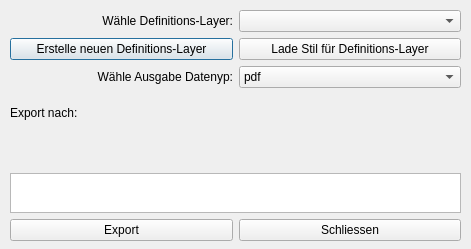
Brathan/KADAS-Plugins-FGG6, file kadas_FhrRasterATLAS/atlas_dialog_base.ui: the form before one commit.
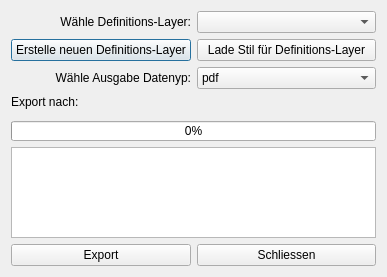
The form after the commit. Custom widgets are drawn as their Qt base class.

Commit message: added progress bar when exporting

The edit to the form file:
```diff
--- a/kadas_FhrRasterATLAS/atlas_dialog_base.ui
+++ b/kadas_FhrRasterATLAS/atlas_dialog_base.ui
@@ -6,8 +6,8 @@
    <rect>
     <x>0</x>
     <y>0</y>
-    <width>471</width>
-    <height>249</height>
+    <width>387</width>
+    <height>277</height>
    </rect>
   </property>
   <property name="windowTitle">
@@ -25,40 +25,118 @@
   <property name="modal">
    <bool>false</bool>
   </property>
-  <widget class="QWidget" name="gridLayoutWidget">
-   <property name="geometry">
-    <rect>
-     <x>10</x>
-     <y>10</y>
-     <width>451</width>
-     <height>231</height>
-    </rect>
-   </property>
-   <layout class="QGridLayout" name="gridLayout" rowstretch="0,0,0,0,0,0,0">
-    <property name="sizeConstraint">
-     <enum>QLayout::SetDefaultConstraint</enum>
-    </property>
-    <item row="0" column="0">
-     <widget class="QLabel" name="label_Layer">
-      <property name="layoutDirection">
-       <enum>Qt::LeftToRight</enum>
-      </property>
-      <property name="text">
-       <string>Wähle Definitions-Layer:</string>
-      </property>
-      <property name="alignment">
-       <set>Qt::AlignRight|Qt::AlignTrailing|Qt::AlignVCenter</set>
-      </property>
-     </widget>
-    </item>
-    <item row="1" column="0">
+  <layout class="QGridLayout" name="gridLayout">
+   <item row="2" column="0">
      <widget class="QPushButton" name="button_NewLayer">
       <property name="text">
        <string>Erstelle neuen Definitions-Layer</string>
       </property>
      </widget>
     </item>
-    <item row="6" column="0">
+   <item row="1" column="0">
+    <widget class="QLabel" name="label_Layer">
+     <property name="sizePolicy">
+      <sizepolicy hsizetype="Preferred" vsizetype="Fixed">
+       <horstretch>0</horstretch>
+       <verstretch>0</verstretch>
+      </sizepolicy>
+     </property>
+     <property name="layoutDirection">
+      <enum>Qt::LeftToRight</enum>
+     </property>
+     <property name="text">
+      <string>Wähle Definitions-Layer:</string>
+     </property>
+     <property name="alignment">
+      <set>Qt::AlignRight|Qt::AlignTrailing|Qt::AlignVCenter</set>
+     </property>
+    </widget>
+   </item>
+   <item row="8" column="0" colspan="2">
+    <widget class="QPlainTextEdit" name="statusText">
+     <property name="maximumSize">
+      <size>
+       <width>16777215</width>
+       <height>999999</height>
+      </size>
+     </property>
+     <property name="readOnly">
+      <bool>true</bool>
+     </property>
+     <property name="plainText">
+      <string notr="true"/>
+     </property>
+     <property name="placeholderText">
+      <string notr="true">Status...</string>
+     </property>
+    </widget>
+   </item>
+   <item row="7" column="0" colspan="2">
+    <widget class="QProgressBar" name="progressBar">
+     <property name="enabled">
+      <bool>true</bool>
+     </property>
+     <property name="minimumSize">
+      <size>
+       <width>0</width>
+       <height>20</height>
+      </size>
+     </property>
+     <property name="value">
+      <number>0</number>
+     </property>
+    </widget>
+   </item>
+   <item row="2" column="1">
+    <widget class="QPushButton" name="button_LoadStyle">
+     <property name="text">
+      <string>Lade Stil für Definitions-Layer</string>
+     </property>
+    </widget>
+   </item>
+   <item row="3" column="0">
+    <widget class="QLabel" name="label_Layer_2">
+     <property name="layoutDirection">
+      <enum>Qt::LeftToRight</enum>
+     </property>
+     <property name="text">
+      <string>Wähle Ausgabe Datenyp:</string>
+     </property>
+     <property name="alignment">
+      <set>Qt::AlignRight|Qt::AlignTrailing|Qt::AlignVCenter</set>
+     </property>
+    </widget>
+   </item>
+   <item row="4" column="0">
+    <widget class="QLabel" name="label_Export">
+     <property name="sizePolicy">
+      <sizepolicy hsizetype="Preferred" vsizetype="Fixed">
+       <horstretch>0</horstretch>
+       <verstretch>0</verstretch>
+      </sizepolicy>
+     </property>
+     <property name="text">
+      <string>Export nach:</string>
+     </property>
+    </widget>
+   </item>
+   <item row="1" column="1">
+    <widget class="QgsMapLayerComboBox" name="cb_coverageLayer"/>
+   </item>
+   <item row="5" column="0" colspan="2">
+    <widget class="QgsFileWidget" name="mQgsFileWidget">
+     <property name="maximumSize">
+      <size>
+       <width>16777215</width>
+       <height>30</height>
+      </size>
+     </property>
+     <property name="storageMode">
+      <enum>QgsFileWidget::GetDirectory</enum>
+     </property>
+    </widget>
+   </item>
+   <item row="9" column="0">
      <widget class="QPushButton" name="pb_create_layout">
       <property name="font">
        <font>
@@ -77,54 +155,30 @@
       </property>
      </widget>
     </item>
-    <item row="5" column="0" colspan="2">
-     <widget class="QPlainTextEdit" name="statusText">
-      <property name="maximumSize">
-       <size>
-        <width>16777215</width>
-        <height>40</height>
-       </size>
-      </property>
-      <property name="readOnly">
-       <bool>true</bool>
-      </property>
-      <property name="plainText">
-       <string notr="true"/>
-      </property>
-      <property name="placeholderText">
-       <string notr="true">Status...</string>
-      </property>
-     </widget>
-    </item>
-    <item row="6" column="1">
+   <item row="9" column="1">
      <widget class="QPushButton" name="button_close">
       <property name="text">
        <string>Schliessen</string>
       </property>
      </widget>
     </item>
-    <item row="1" column="1">
-     <widget class="QPushButton" name="button_LoadStyle">
-      <property name="text">
-       <string>Lade Stil für Definitions-Layer</string>
-      </property>
-     </widget>
-    </item>
-    <item row="4" column="0" colspan="2">
-     <widget class="QgsFileWidget" name="mQgsFileWidget">
-      <property name="maximumSize">
-       <size>
-        <width>16777215</width>
-        <height>30</height>
-       </size>
-      </property>
-      <property name="storageMode">
-       <enum>QgsFileWidget::GetDirectory</enum>
-      </property>
-     </widget>
-    </item>
-    <item row="2" column="1">
+   <item row="3" column="1">
      <widget class="QComboBox" name="cb_formatSelector">
+     <property name="sizePolicy">
+      <sizepolicy hsizetype="Preferred" vsizetype="Fixed">
+       <horstretch>0</horstretch>
+       <verstretch>0</verstretch>
+      </sizepolicy>
+     </property>
+     <property name="minimumSize">
+      <size>
+       <width>100</width>
+       <height>0</height>
+      </size>
+     </property>
+     <property name="layoutDirection">
+      <enum>Qt::LeftToRight</enum>
+     </property>
       <property name="editable">
        <bool>false</bool>
       </property>
@@ -146,47 +200,7 @@
       </item>
      </widget>
     </item>
-    <item row="3" column="1">
-     <spacer name="verticalSpacer_2">
-      <property name="orientation">
-       <enum>Qt::Vertical</enum>
-      </property>
-      <property name="sizeType">
-       <enum>QSizePolicy::Fixed</enum>
-      </property>
-      <property name="sizeHint" stdset="0">
-       <size>
-        <width>20</width>
-        <height>20</height>
-       </size>
-      </property>
-     </spacer>
-    </item>
-    <item row="0" column="1">
-     <widget class="QgsMapLayerComboBox" name="cb_coverageLayer"/>
-    </item>
-    <item row="3" column="0">
-     <widget class="QLabel" name="label_Export">
-      <property name="text">
-       <string>Export nach:</string>
-      </property>
-     </widget>
-    </item>
-    <item row="2" column="0">
-     <widget class="QLabel" name="label_Layer_2">
-      <property name="layoutDirection">
-       <enum>Qt::LeftToRight</enum>
-      </property>
-      <property name="text">
-       <string>Wähle Ausgabe Datenyp:</string>
-      </property>
-      <property name="alignment">
-       <set>Qt::AlignRight|Qt::AlignTrailing|Qt::AlignVCenter</set>
-      </property>
-     </widget>
-    </item>
-   </layout>
-  </widget>
+  </layout>
  </widget>
  <customwidgets>
   <customwidget>
```
Lines whose indentation alone changed are shown as unchanged. The commit also changes 2 other files.
